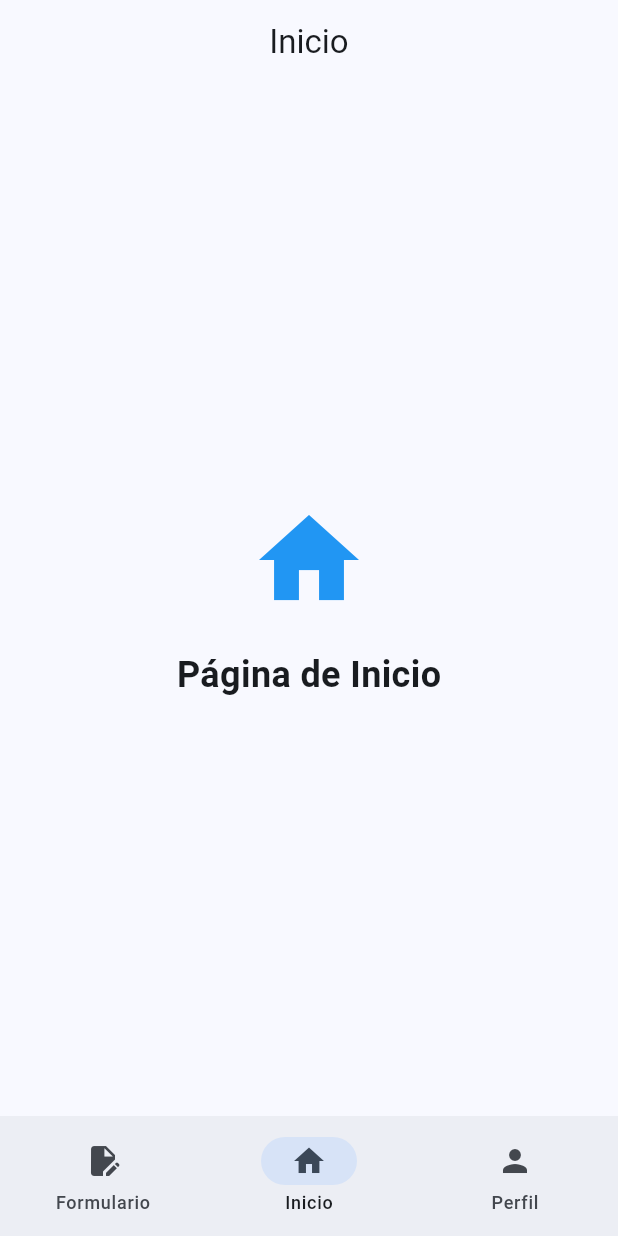
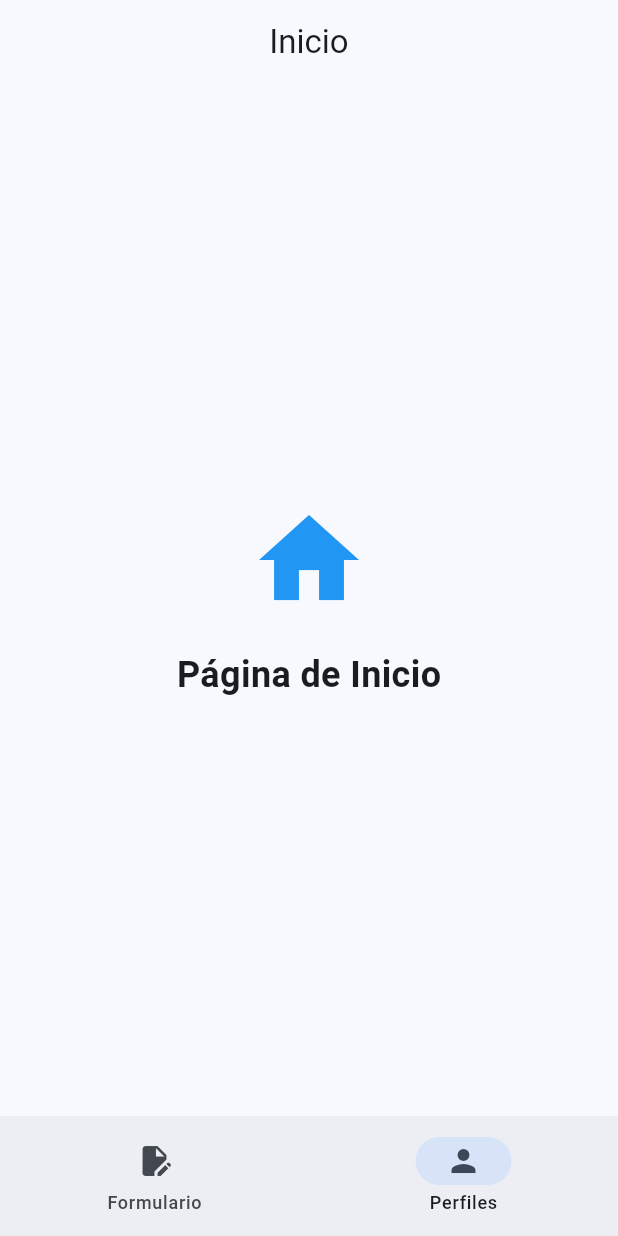
Before and after one commit to developdorian/dvp_app, a Flutter app: the HomeScreen screen opened by its route, on a phone screen of 412 x 824 dp. Run offline on Flutter 3.47's test engine with Material 3 defaults, Android fonts, the phone set to English and light mode, and no system bars; our stand-ins replace dartz, dio, flutter_riverpod, freezed_annotation, go_router, hive and 1 more; accounts and stored records are empty.

Commit message:
refactor: simplify navigation by removing home tab and renaming profile section

```diff
--- a/lib/core/presentation/widgets/navigation_shell.dart
+++ b/lib/core/presentation/widgets/navigation_shell.dart
@@ -27,12 +27,8 @@ class NavigationShell extends StatelessWidget {
             label: 'Formulario',
           ),
           NavigationDestination(
-            icon: Icon(Icons.home),
-            label: 'Inicio',
-          ),
-          NavigationDestination(
             icon: Icon(Icons.person),
-            label: 'Perfil',
+            label: 'Perfiles',
           ),
         ],
       ),
--- a/lib/core/router/app_router.dart
+++ b/lib/core/router/app_router.dart
@@ -3,7 +3,6 @@ import 'package:go_router/go_router.dart';
 import '../../features/onboarding/presentation/screens/welcome_screen.dart';
 import '../../features/home/presentation/screens/home_screen.dart';
 import '../../features/form/presentation/screens/form_screen.dart';
-import '../../features/profile/presentation/screens/profile_screen.dart';
 import '../presentation/widgets/navigation_shell.dart';
 
 final GlobalKey<NavigatorState> _rootNavigatorKey = GlobalKey<NavigatorState>();
@@ -37,14 +36,6 @@ final appRouter = GoRouter(
             ),
           ],
         ),
-        StatefulShellBranch(
-          routes: [
-            GoRoute(
-              path: '/profile',
-              builder: (context, state) => const ProfileScreen(),
-            ),
-          ],
-        ),
       ],
     ),
   ],
```
